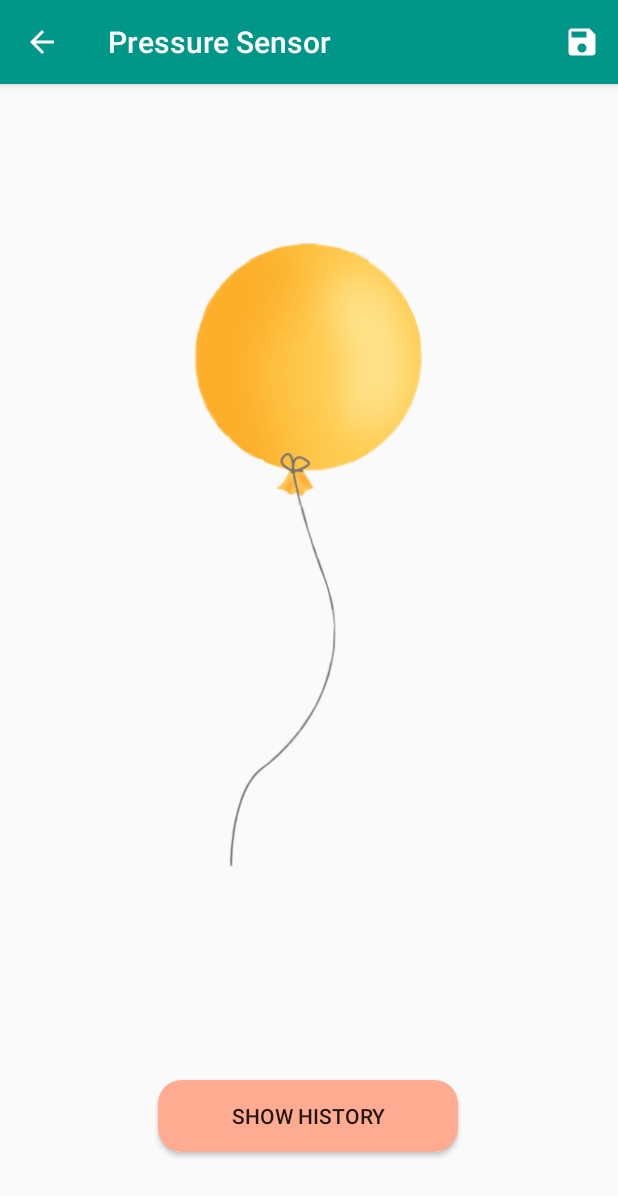
After one commit to giuseppeboezio/misurapp, an Android app: the SensorPressureActivity screen opened directly, with no data from a screen before it, on a phone screen of 412 x 824 dp. The commit adds this screen. Shown: the top 1196 px of the screen. Run offline under Robolectric (Android 15) with nearby library versions, the phone set to English and light mode, and no system bars; 1 statement that could not run was skipped.

Commit message:
Pressure activity developed

```diff
--- a/app/src/main/AndroidManifest.xml
+++ b/app/src/main/AndroidManifest.xml
@@ -12,6 +12,9 @@
         <activity android:name=".HistoryActivity"></activity>
         <activity
             android:name=".SensorHumidityActivity"
+            android:screenOrientation="portrait" />
+        <activity
+            android:name=".SensorPressureActivity"
             android:screenOrientation="portrait" />
         <activity android:name=".SensorStepCounterActivity"
             android:screenOrientation="landscape"/>
--- /dev/null
+++ b/app/src/main/java/it/uniba/di/sms1920/misurapp/SensorPressureActivity.java
@@ -0,0 +1,195 @@
+package it.uniba.di.sms1920.misurapp;
+
+import android.content.Context;
+import android.content.Intent;
+import android.hardware.Sensor;
+import android.hardware.SensorEvent;
+import android.hardware.SensorEventListener;
+import android.hardware.SensorManager;
+import android.os.Bundle;
+import android.view.Menu;
+import android.view.MenuItem;
+import android.view.View;
+import android.view.animation.LinearInterpolator;
+import android.view.animation.ScaleAnimation;
+import android.widget.Button;
+import android.widget.ImageView;
+import android.widget.TextView;
+import android.widget.Toast;
+
+import androidx.appcompat.app.AppCompatActivity;
+import androidx.appcompat.widget.Toolbar;
+
+import java.util.HashSet;
+import java.util.Set;
+
+public class SensorPressureActivity extends AppCompatActivity implements SensorEventListener {
+
+    private Set<Detection> detections;
+    private TextView showPressureData;
+    private SensorManager mSensorManager;
+    private Sensor mSensorPressure;
+    private ImageView baloon, boom;
+    private ScaleAnimation scaleAnimation;
+    private Button mBtnHistory;
+    private float fromX, fromY, toX, toY;
+
+    @Override
+    protected void onCreate(Bundle savedInstanceState) {
+        super.onCreate(savedInstanceState);
+        setContentView(R.layout.activity_sensor_pressure);
+
+        mBtnHistory = (Button) findViewById(R.id.btnHistory);
+
+        mBtnHistory.setOnClickListener(new Button.OnClickListener(){
+            @Override
+            public void onClick(View v) {
+                goHistory();
+            }
+        });
+
+        Toolbar myToolbar = findViewById(R.id.my_toolbar);
+        myToolbar.setNavigationIcon(R.drawable.ic_arrow_back_white_24dp);
+        myToolbar.setTitle(R.string.pressureSensor);
+        myToolbar.setTitleTextColor(getResources().getColor(R.color.colorOnPrimary));
+        setSupportActionBar(myToolbar);
+
+        baloon = findViewById(R.id.img_baloon);
+        boom = findViewById(R.id.img_boom);
+
+        showPressureData = findViewById(R.id.pressureData);
+        detections = new HashSet<Detection>();
+
+        mSensorManager = (SensorManager) getSystemService(Context.SENSOR_SERVICE);
+        mSensorPressure = mSensorManager.getDefaultSensor(Sensor.TYPE_PRESSURE);
+
+    }
+
+    @Override
+    public final void onAccuracyChanged(Sensor sensor, int accuracy) {
+        // Do something here if sensor accuracy changes.
+    }
+
+    @Override
+    public final void onSensorChanged(SensorEvent event) {
+
+        float pressure = event.values[0];
+
+        fromX = toX;
+        fromY = toY;
+
+        if (pressure >= 900){
+
+            //show boom image
+            baloon.setVisibility(View.INVISIBLE);
+            boom.setVisibility(View.VISIBLE);
+        }
+        else if (pressure >= 0 && pressure < 100) {
+            toX = (float) 1.1;
+            toY = (float) 1.1;
+        }
+
+        else if (pressure >= 100 && pressure < 200) {
+            toX = (float) 1.2;
+            toY = (float) 1.2;
+        }
+
+        else if (pressure >= 200 && pressure < 300) {
+            toX = (float) 1.3;
+            toY = (float) 1.3;
+        }
+
+        else if (pressure >= 300 && pressure < 400) {
+            toX = (float) 1.4;
+            toY = (float) 1.4;
+        }
+
+        else if (pressure >= 400 && pressure < 500) {
+            toX = (float) 1.5;
+            toY = (float) 1.5;
+        }
+
+        else if (pressure >= 500 && pressure < 600) {
+            toX = (float) 1.6;
+            toY = (float) 1.6;
+        }
+
+        else if (pressure >= 600 && pressure < 700) {
+            toX = (float) 1.7;
+            toY = (float) 1.7;
+        }
+
+        else if (pressure >= 700 && pressure < 800) {
+            toX = (float) 1.8;
+            toY = (float) 1.8;
+        }
+
+        else if (pressure >= 800 && pressure < 900) {
+            toX = (float) 1.9;
+            toY = (float) 1.9;
+        }
+
+
+        scaleAnimation = new ScaleAnimation(fromX, toX, fromY, toY);
+        scaleAnimation.setDuration(1000);
+        scaleAnimation.setFillAfter(true);
+        scaleAnimation.setInterpolator(new LinearInterpolator());
+
+        baloon.startAnimation(scaleAnimation);
+
+        showPressureData.setText(pressure + "  mPa");
+
+        Detection proximityDetection = new Detection();
+
+        proximityDetection.setSensorType(event.sensor.getType());
+        proximityDetection.setDateTimeDetection(Detection.getFormattedDatetime(event.timestamp));
+        proximityDetection.setValues(event.values[0]);
+
+        detections.add(proximityDetection);
+    }
+
+    @Override
+    public boolean onCreateOptionsMenu(Menu menu) {
+        getMenuInflater().inflate(R.menu.menu_sensor, menu);
+        return true;
+    }
+
+    @Override
+    public boolean onOptionsItemSelected(MenuItem item) {
+
+        if (item.getItemId() == R.id.saveIcon) {
+            saveDetection();
+        } else {
+            finish();
+        }
+        return true;
+    }
+
+    private void saveDetection() {
+        for(Detection det: detections) {
+            DetectionSQLite.add(this, det);
+        }
+        int quantity = detections.size();
+        String message = getResources().getQuantityString(R.plurals.saveMessage, quantity, quantity);
+        Toast.makeText(this, message, Toast.LENGTH_LONG).show();
+        detections.clear();
+    }
+
+    @Override
+    protected void onResume() {
+        super.onResume();
+        mSensorManager.registerListener(this, mSensorPressure, SensorManager.SENSOR_DELAY_NORMAL);
+    }
+
+    @Override
+    protected void onPause() {
+        super.onPause();
+        mSensorManager.unregisterListener(this);
+    }
+
+    private void goHistory() {
+        Intent intent = new Intent(this, HistoryActivity.class);
+        intent.putExtra(DetectionOpenHelper.SENSOR_TYPE, Sensor.TYPE_PRESSURE);
+        startActivity(intent);
+    }
+}
--- a/app/src/main/res/layout/activity_sensor_magnetic_field.xml
+++ b/app/src/main/res/layout/activity_sensor_magnetic_field.xml
@@ -43,9 +43,9 @@
         android:id="@+id/geomagneticData"
         android:layout_width="wrap_content"
         android:layout_height="wrap_content"
-        android:layout_marginStart="179dp"
-        android:layout_marginTop="68dp"
-        android:layout_marginEnd="232dp"
+        android:layout_marginStart="200dp"
+        android:layout_marginTop="32dp"
+        android:layout_marginEnd="200dp"
         android:textAppearance="@style/TextAppearance.AppCompat.Large"
         app:layout_constraintEnd_toEndOf="parent"
         app:layout_constraintHorizontal_bias="0.24"
--- /dev/null
+++ b/app/src/main/res/layout/activity_sensor_pressure.xml
@@ -0,0 +1,71 @@
+<?xml version="1.0" encoding="utf-8"?>
+<androidx.constraintlayout.widget.ConstraintLayout xmlns:android="http://schemas.android.com/apk/res/android"
+    xmlns:app="http://schemas.android.com/apk/res-auto"
+    xmlns:tools="http://schemas.android.com/tools"
+    android:id="@+id/linearLayout"
+    android:layout_width="match_parent"
+    android:layout_height="match_parent"
+    android:orientation="vertical">
+
+    <Button
+        android:id="@+id/btnHistory2"
+        android:layout_width="200dp"
+        android:layout_height="wrap_content"
+        android:layout_gravity="bottom"
+        android:layout_marginBottom="56dp"
+        android:background="@drawable/more_rounded"
+        android:text="@string/showHistory"
+        app:layout_constraintBottom_toBottomOf="parent"
+        app:layout_constraintEnd_toEndOf="parent"
+        app:layout_constraintHorizontal_bias="0.497"
+        app:layout_constraintStart_toStartOf="parent" />
+
+    <androidx.appcompat.widget.Toolbar
+        android:id="@+id/my_toolbar"
+        android:layout_width="match_parent"
+        android:layout_height="?attr/actionBarSize"
+        android:background="@color/colorPrimary"
+        android:elevation="4dp"
+        android:theme="@style/ThemeOverlay.MaterialComponents.ActionBar"
+        app:collapseIcon="@drawable/ic_arrow_back_white_24dp"
+        app:layout_constraintBottom_toBottomOf="parent"
+        app:layout_constraintEnd_toEndOf="parent"
+        app:layout_constraintHorizontal_bias="0.0"
+        app:layout_constraintStart_toStartOf="parent"
+        app:layout_constraintTop_toTopOf="parent"
+        app:layout_constraintVertical_bias="0.0"
+        app:popupTheme="@style/ThemeOverlay.MaterialComponents.ActionBar" />
+
+    <ImageView
+        android:id="@+id/img_baloon"
+        android:layout_width="wrap_content"
+        android:layout_height="450dp"
+        android:layout_marginTop="84dp"
+        app:layout_constraintEnd_toEndOf="parent"
+        app:layout_constraintHorizontal_bias="0.496"
+        app:layout_constraintStart_toStartOf="parent"
+        app:layout_constraintTop_toBottomOf="@+id/my_toolbar"
+        app:srcCompat="@drawable/palloncino" />
+
+    <TextView
+        android:id="@+id/pressureData"
+        android:layout_width="wrap_content"
+        android:layout_height="wrap_content"
+        android:layout_marginStart="176dp"
+        android:layout_marginTop="32dp"
+        android:layout_marginEnd="176dp"
+        app:layout_constraintEnd_toEndOf="parent"
+        app:layout_constraintStart_toStartOf="parent"
+        app:layout_constraintTop_toBottomOf="@+id/my_toolbar" />
+
+    <ImageView
+        android:id="@+id/img_boom"
+        android:layout_width="wrap_content"
+        android:layout_height="wrap_content"
+        android:visibility="invisible"
+        app:layout_constraintEnd_toEndOf="parent"
+        app:layout_constraintStart_toStartOf="parent"
+        app:layout_constraintTop_toBottomOf="@+id/my_toolbar"
+        app:srcCompat="@drawable/boom" />
+
+</androidx.constraintlayout.widget.ConstraintLayout>
--- a/app/src/main/res/values/strings.xml
+++ b/app/src/main/res/values/strings.xml
@@ -18,6 +18,7 @@
     <string name="accelerometerSensor">Accelerometer Sensor</string>
     <string name="stepCounterSensor">Step Counter Sensor</string>
     <string name="geomagneticFieldSensor">Geomagnetic Sensor</string>
+    <string name="pressureSensor">Pressure Sensor</string>
     <!--Description about using sensors -->
     <string name="lightDescription">Change the lightness to darken policeman\'s sunglasses</string>
     <string name="accelerometerDescription">Shake your device vertically to launch the rocket, horizontally to change the rotation</string>
```
Also changed, not shown: app/src/main/res/drawable/palloncino.png (added), 1 other file.
